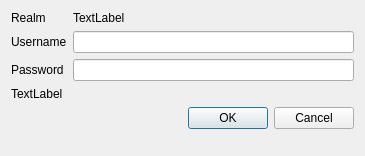
Qt form src/ui/qgscredentialdialog.ui (qgis/QGIS) before a commit.
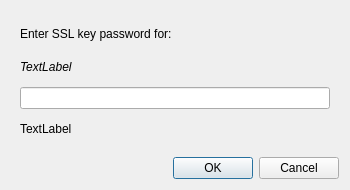
The same form after that commit. The open tabs and pages were chosen to show the change.

Diff of the .ui file:
```diff
--- a/src/ui/qgscredentialdialog.ui
+++ b/src/ui/qgscredentialdialog.ui
@@ -6,8 +6,8 @@
    <rect>
     <x>0</x>
     <y>0</y>
-    <width>365</width>
-    <height>156</height>
+    <width>350</width>
+    <height>190</height>
    </rect>
   </property>
   <property name="windowTitle">
@@ -17,31 +17,106 @@
    <property name="fieldGrowthPolicy">
     <enum>QFormLayout::ExpandingFieldsGrow</enum>
    </property>
-   <item row="2" column="0">
+   <item row="1" column="0" colspan="2">
+    <widget class="QStackedWidget" name="stackedWidget">
+     <property name="currentIndex">
+      <number>0</number>
+     </property>
+     <widget class="QWidget" name="page">
+      <layout class="QFormLayout" name="formLayout_2">
+       <property name="fieldGrowthPolicy">
+        <enum>QFormLayout::ExpandingFieldsGrow</enum>
+       </property>
+       <property name="margin">
+        <number>0</number>
+       </property>
+       <item row="0" column="0">
+        <widget class="QLabel" name="label_3">
+         <property name="text">
+          <string>Realm</string>
+         </property>
+        </widget>
+       </item>
+       <item row="0" column="1">
+        <widget class="QLabel" name="labelRealm">
+         <property name="text">
+          <string>TextLabel</string>
+         </property>
+        </widget>
+       </item>
+       <item row="1" column="0">
     <widget class="QLabel" name="label">
      <property name="text">
       <string>Username</string>
      </property>
     </widget>
    </item>
-   <item row="2" column="1">
+       <item row="1" column="1">
     <widget class="QLineEdit" name="leUsername"/>
    </item>
-   <item row="3" column="0">
+       <item row="2" column="0">
     <widget class="QLabel" name="label_2">
      <property name="text">
       <string>Password</string>
      </property>
     </widget>
    </item>
-   <item row="3" column="1">
+       <item row="2" column="1">
     <widget class="QLineEdit" name="lePassword">
      <property name="echoMode">
       <enum>QLineEdit::Password</enum>
      </property>
     </widget>
    </item>
-   <item row="5" column="0" colspan="2">
+       <item row="3" column="0" colspan="2">
+        <widget class="QLabel" name="labelMessage">
+         <property name="text">
+          <string>TextLabel</string>
+         </property>
+        </widget>
+       </item>
+      </layout>
+     </widget>
+     <widget class="QWidget" name="page_2">
+      <layout class="QVBoxLayout" name="verticalLayout">
+       <item>
+        <widget class="QLabel" name="label_4">
+         <property name="text">
+          <string>Enter SSL key password for:</string>
+         </property>
+        </widget>
+       </item>
+       <item>
+        <widget class="QLabel" name="lblKeyResource">
+         <property name="font">
+          <font>
+           <italic>true</italic>
+          </font>
+         </property>
+         <property name="text">
+          <string>TextLabel</string>
+         </property>
+        </widget>
+       </item>
+       <item>
+        <widget class="QLineEdit" name="leKeyPassword">
+         <property name="echoMode">
+          <enum>QLineEdit::Password</enum>
+         </property>
+        </widget>
+       </item>
+       <item>
+        <widget class="QLabel" name="lblKeyMessage">
+         <property name="text">
+          <string>TextLabel</string>
+         </property>
+        </widget>
+       </item>
+      </layout>
+     </widget>
+    </widget>
+   </item>
+   <item row="2" column="0" colspan="2">
     <widget class="QDialogButtonBox" name="buttonBox">
      <property name="orientation">
       <enum>Qt::Horizontal</enum>
@@ -51,27 +126,6 @@
      </property>
     </widget>
    </item>
-   <item row="1" column="1">
-    <widget class="QLabel" name="labelRealm">
-     <property name="text">
-      <string>TextLabel</string>
-     </property>
-    </widget>
-   </item>
-   <item row="4" column="0" colspan="2">
-    <widget class="QLabel" name="labelMessage">
-     <property name="text">
-      <string>TextLabel</string>
-     </property>
-    </widget>
-   </item>
-   <item row="1" column="0">
-    <widget class="QLabel" name="label_3">
-     <property name="text">
-      <string>Realm</string>
-     </property>
-    </widget>
-   </item>
   </layout>
  </widget>
  <resources/>
```
Lines whose indentation alone changed are shown as unchanged.
